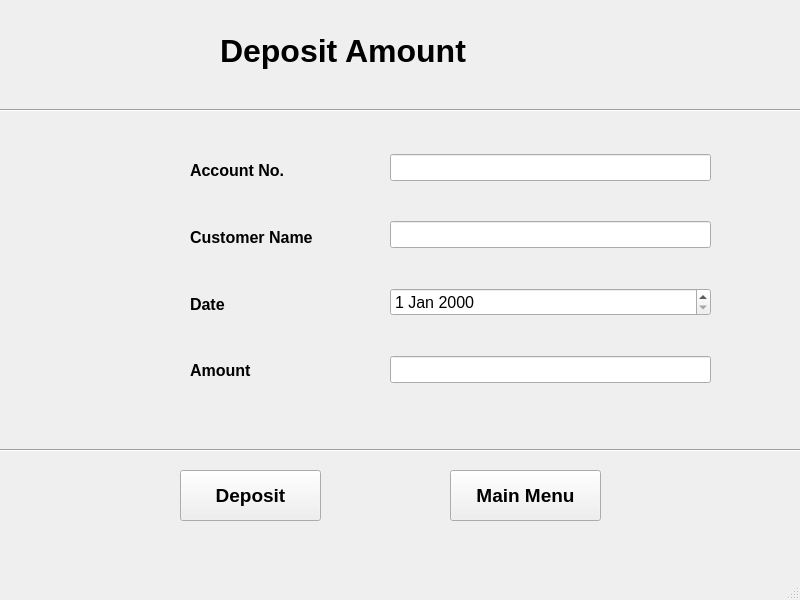
Qt form deposit.ui (iamroHit12/BankMangement) before a commit.
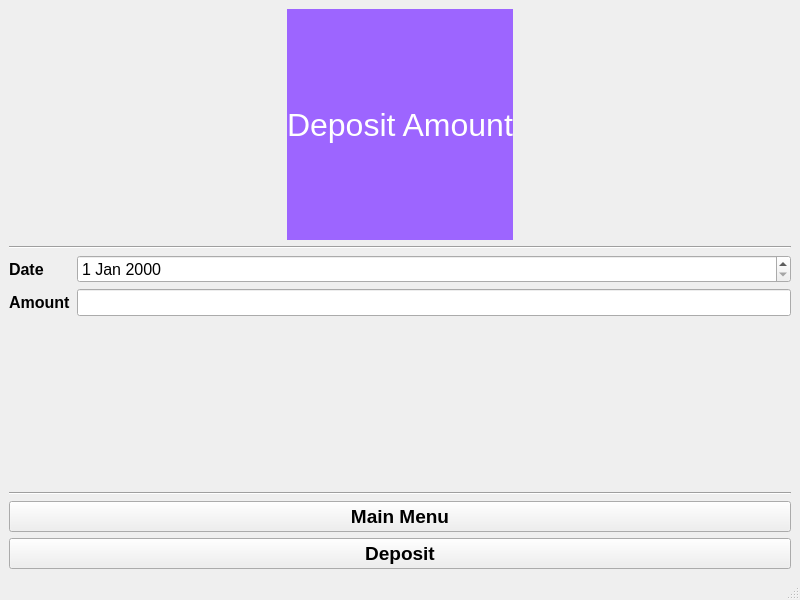
The same form after that commit.

```diff
--- a/deposit.ui
+++ b/deposit.ui
@@ -14,130 +14,68 @@
    <string>MainWindow</string>
   </property>
   <widget class="QWidget" name="centralwidget">
+   <layout class="QVBoxLayout" name="verticalLayout_3">
+    <item>
+     <layout class="QHBoxLayout" name="horizontalLayout">
+      <item>
+       <spacer name="horizontalSpacer">
+        <property name="orientation">
+         <enum>Qt::Horizontal</enum>
+        </property>
+        <property name="sizeHint" stdset="0">
+         <size>
+          <width>40</width>
+          <height>20</height>
+         </size>
+        </property>
+       </spacer>
+      </item>
+      <item>
    <widget class="QLabel" name="label">
-    <property name="geometry">
-     <rect>
-      <x>220</x>
-      <y>0</y>
-      <width>341</width>
-      <height>101</height>
-     </rect>
-    </property>
     <property name="font">
      <font>
       <pointsize>24</pointsize>
-      <weight>75</weight>
-      <bold>true</bold>
-     </font>
-    </property>
+          <weight>50</weight>
+          <italic>false</italic>
+          <bold>false</bold>
+         </font>
+        </property>
+        <property name="styleSheet">
+         <string notr="true">background-color:rgb(157, 101, 255);
+color:white;
+font:Roboto;</string>
+        </property>
     <property name="text">
      <string>Deposit Amount</string>
     </property>
    </widget>
+      </item>
+      <item>
+       <spacer name="horizontalSpacer_2">
+        <property name="orientation">
+         <enum>Qt::Horizontal</enum>
+        </property>
+        <property name="sizeHint" stdset="0">
+         <size>
+          <width>40</width>
+          <height>20</height>
+         </size>
+        </property>
+       </spacer>
+      </item>
+     </layout>
+    </item>
+    <item>
    <widget class="Line" name="line">
-    <property name="geometry">
-     <rect>
-      <x>0</x>
-      <y>100</y>
-      <width>801</width>
-      <height>20</height>
-     </rect>
-    </property>
     <property name="orientation">
      <enum>Qt::Horizontal</enum>
     </property>
    </widget>
-   <widget class="Line" name="line_2">
-    <property name="geometry">
-     <rect>
-      <x>0</x>
-      <y>440</y>
-      <width>801</width>
-      <height>20</height>
-     </rect>
-    </property>
-    <property name="orientation">
-     <enum>Qt::Horizontal</enum>
-    </property>
-   </widget>
-   <widget class="QPushButton" name="pushButton_deposit">
-    <property name="geometry">
-     <rect>
-      <x>180</x>
-      <y>470</y>
-      <width>141</width>
-      <height>51</height>
-     </rect>
-    </property>
-    <property name="font">
-     <font>
-      <pointsize>14</pointsize>
-      <weight>75</weight>
-      <bold>true</bold>
-     </font>
-    </property>
-    <property name="text">
-     <string>Deposit</string>
-    </property>
-   </widget>
-   <widget class="QPushButton" name="pushButton_mainmenu">
-    <property name="geometry">
-     <rect>
-      <x>450</x>
-      <y>470</y>
-      <width>151</width>
-      <height>51</height>
-     </rect>
-    </property>
-    <property name="font">
-     <font>
-      <pointsize>14</pointsize>
-      <weight>75</weight>
-      <bold>true</bold>
-     </font>
-    </property>
-    <property name="text">
-     <string>Main Menu</string>
-    </property>
-   </widget>
-   <widget class="QWidget" name="layoutWidget">
-    <property name="geometry">
-     <rect>
-      <x>190</x>
-      <y>140</y>
-      <width>181</width>
-      <height>261</height>
-     </rect>
-    </property>
+    </item>
+    <item>
+     <layout class="QFormLayout" name="formLayout">
+      <item row="0" column="0">
     <layout class="QVBoxLayout" name="verticalLayout">
-     <item>
-      <widget class="QLabel" name="label_2">
-       <property name="font">
-        <font>
-         <pointsize>12</pointsize>
-         <weight>75</weight>
-         <bold>true</bold>
-        </font>
-       </property>
-       <property name="text">
-        <string>Account No.</string>
-       </property>
-      </widget>
-     </item>
-     <item>
-      <widget class="QLabel" name="label_3">
-       <property name="font">
-        <font>
-         <pointsize>12</pointsize>
-         <weight>75</weight>
-         <bold>true</bold>
-        </font>
-       </property>
-       <property name="text">
-        <string>Customer Name</string>
-       </property>
-      </widget>
-     </item>
      <item>
       <widget class="QLabel" name="label_4">
        <property name="font">
@@ -167,35 +105,9 @@
       </widget>
      </item>
     </layout>
-   </widget>
-   <widget class="QWidget" name="layoutWidget">
-    <property name="geometry">
-     <rect>
-      <x>390</x>
-      <y>120</y>
-      <width>321</width>
-      <height>301</height>
-     </rect>
-    </property>
+      </item>
+      <item row="0" column="1">
     <layout class="QVBoxLayout" name="verticalLayout_2">
-     <item>
-      <widget class="QLineEdit" name="lineEdit">
-       <property name="font">
-        <font>
-         <pointsize>12</pointsize>
-        </font>
-       </property>
-      </widget>
-     </item>
-     <item>
-      <widget class="QLineEdit" name="lineEdit_2">
-       <property name="font">
-        <font>
-         <pointsize>12</pointsize>
-        </font>
-       </property>
-      </widget>
-     </item>
      <item>
       <widget class="QDateEdit" name="dateEdit">
        <property name="font">
@@ -215,7 +127,45 @@
       </widget>
      </item>
     </layout>
-   </widget>
+      </item>
+     </layout>
+    </item>
+    <item>
+     <widget class="Line" name="line_2">
+      <property name="orientation">
+       <enum>Qt::Horizontal</enum>
+      </property>
+     </widget>
+    </item>
+    <item>
+     <widget class="QPushButton" name="pushButton_mainmenu">
+      <property name="font">
+       <font>
+        <pointsize>14</pointsize>
+        <weight>75</weight>
+        <bold>true</bold>
+       </font>
+      </property>
+      <property name="text">
+       <string>Main Menu</string>
+      </property>
+     </widget>
+    </item>
+    <item>
+     <widget class="QPushButton" name="pushButton_deposit">
+      <property name="font">
+       <font>
+        <pointsize>14</pointsize>
+        <weight>75</weight>
+        <bold>true</bold>
+       </font>
+      </property>
+      <property name="text">
+       <string>Deposit</string>
+      </property>
+     </widget>
+    </item>
+   </layout>
   </widget>
   <widget class="QMenuBar" name="menubar">
    <property name="geometry">
```
Left out of the diff: 2 changed lines with no effect on the pictures. Lines whose indentation alone changed are shown as unchanged.
